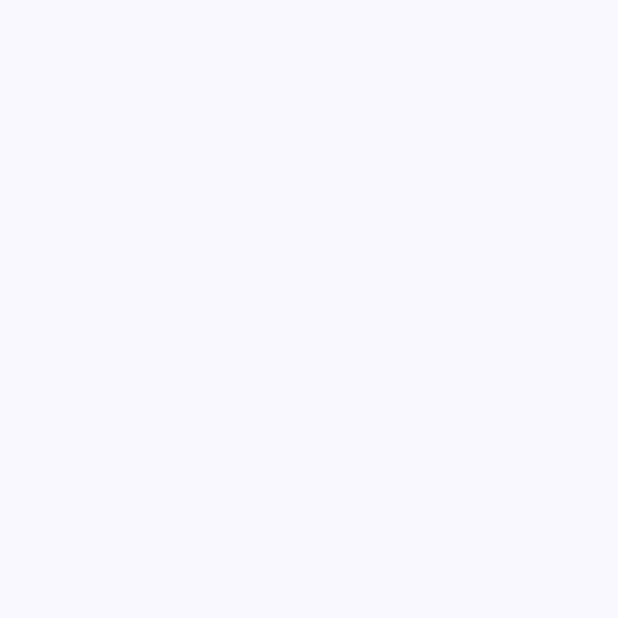
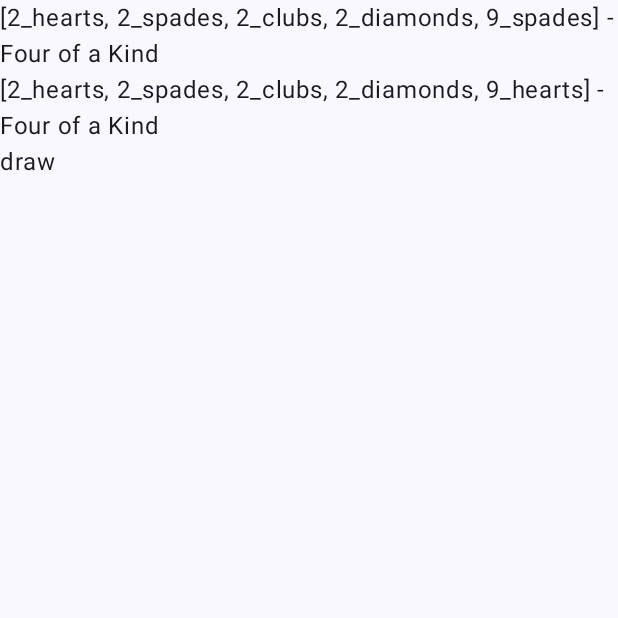
Before and after one commit to FilipeBicho/heads-up-poker, an Android app built with Jetpack Compose: the screen it shows after launch (MainActivity), on a phone screen of 412 x 824 dp, the top half of it. Before the commit the part shown is empty. Run offline under Robolectric (Android 15) with nearby library versions, the phone set to English and light mode, and no system bars.

Commit message:
create class to calculate winner hand create functions straight flush and four of a kind

```diff
--- a/app/src/main/java/com/example/poker/HandWinnerCalculator.kt
+++ b/app/src/main/java/com/example/poker/HandWinnerCalculator.kt
@@ -9,12 +9,12 @@ class HandWinnerCalculator(player1Hand: Hand, player2Hand: Hand) {
     val player2Result = player2Hand.resultValue
 
     init {
-        if (player1Result > player2Result) {
-            winner = 1
+        winner = if (player1Result > player2Result) {
+            1
         } else if (player1Result< player2Result) {
-            winner = 2
+            2
         } else {
-            winner = calculateWinner()
+            calculateWinner()
         }
     }
 
@@ -23,13 +23,61 @@ class HandWinnerCalculator(player1Hand: Hand, player2Hand: Hand) {
         if (player1Result == 9) {
             return straightFlush()
         }
+        else if (player1Result == 8) {
+            return fourOfAKind()
+        }
 
         return winner
     }
 
     /**
-     * calculate straight flush winner
+     * Calculate straight flush winner
      */
     private fun straightFlush() = if (player1Cards.first().rank > player2Cards.first().rank) 1 else 2
 
+    /**
+     * Calculate four of a kind winner
+     */
+    private fun fourOfAKind(): Int {
+        // players have the same four of a kind
+        if (player1Cards.first().rank == player2Cards.first().rank) {
+
+            // players have the same kicker
+            if (player1Cards.last().rank == player2Cards.last().rank ) {
+                return 3
+            }
+
+            // calculate winner via kicker
+            return if (player1Cards.last().rank == 0 && player2Cards.last().rank != 0) {
+                1
+            } else if (player1Cards.last().rank != 0 && player2Cards.last().rank == 0) {
+                2
+            } else {
+                if (player1Cards.last().rank > player2Cards.last().rank) 1 else 2
+            }
+        }
+
+        // calculate winner via higher four of a kind
+        return if (player1Cards.first().rank == 0 && player2Cards.first().rank != 0) {
+            1
+        } else if (player1Cards.first().rank != 0 && player2Cards.first().rank == 0) {
+            2
+        } else {
+            if (player1Cards.first().rank > player2Cards.first().rank) 1 else 2
+        }
+    }
+
+    /**
+     * Get result
+     */
+    fun getResult(): String {
+
+        return when (winner) {
+            1 -> "player 1 wins"
+            2 -> "player 2 wins"
+            3 -> "draw"
+            else -> {"draw"}
+        }
+    }
+
 }
--- a/app/src/main/java/com/example/poker/MainActivity.kt
+++ b/app/src/main/java/com/example/poker/MainActivity.kt
@@ -36,39 +36,39 @@ class MainActivity : ComponentActivity() {
                     val table = ArrayList<Card>();
                     val dealer = Dealer();
 
-                    player1.add(Card(0,1))
-                    player1.add(Card(6,1))
+                    player1.add(Card(8,1))
+                    player1.add(Card(3,2))
 
-                    player2.add(Card(12, 1))
-                    player2.add(Card(11, 1))
+                    player2.add(Card(8, 0))
+                    player2.add(Card(6, 3))
 
-                    table.add(Card(5, 0))
-                    table.add(Card(2, 2))
-                    table.add(Card(12, 3))
+                    table.add(Card(1, 0))
+                    table.add(Card(1, 1))
+                    table.add(Card(1, 2))
+                    table.add(Card(1, 3))
+                    table.add(Card(4, 0))
 
                     val player1Hand = Hand(playerCards = player1, tableCards = table)
                     val player2Hand = Hand(playerCards = player2, tableCards = table)
+                    val winnerCalculator = HandWinnerCalculator(player1Hand, player2Hand)
+
+                    val player1HandText = "${player1Hand.getHand().onEach { it.toString() }} - ${player1Hand.resultText}"
+                    val player2HandText = "${player2Hand.getHand().onEach { it.toString() }} - ${player2Hand.resultText}"
+
+                    ResultPreview(player1HandText, player2HandText, winnerCalculator.getResult())
                 }
             }
         }
     }
 }
 
-@Composable
-fun Greeting(name: String, modifier: Modifier = Modifier) {
-    Row {
-        Text(
-            text = "Hello $name!",
-            modifier = modifier
-        )
-    }
-}
 
 @Composable
-fun ResultPreview(result: String, cards: String) {
+fun ResultPreview(player1: String, player2: String, result: String) {
     Column {
+        Text(text = player1)
+        Text(text = player2)
         Text(text = result)
-        Text(text = cards)
     }
 }
 
```
